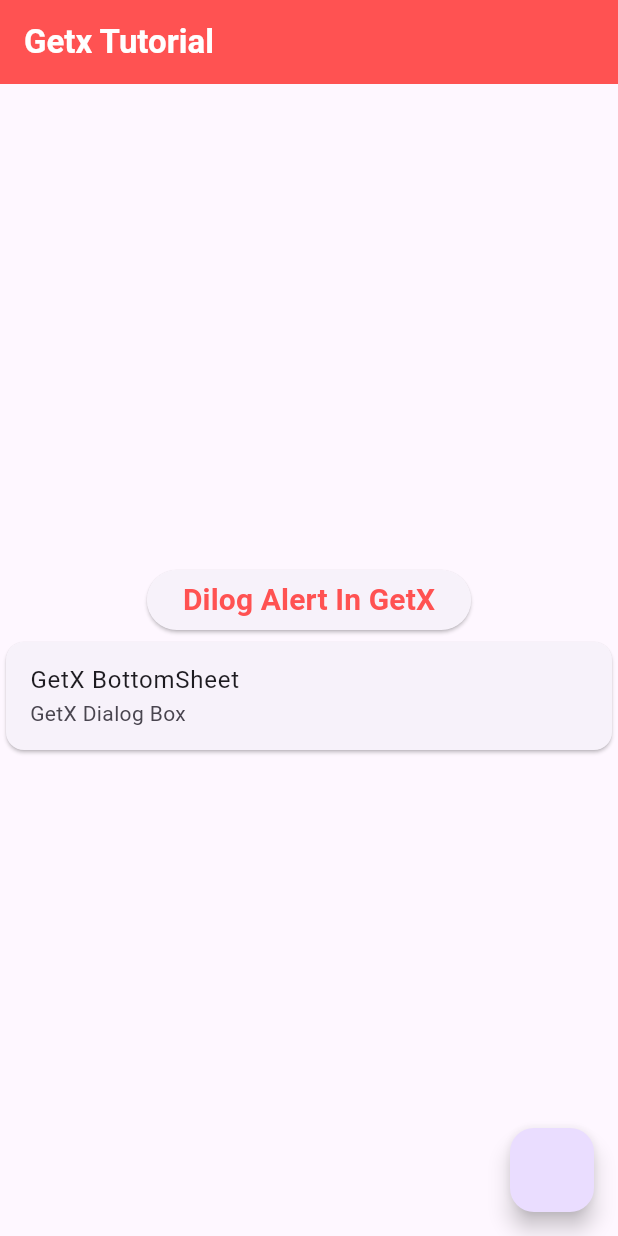
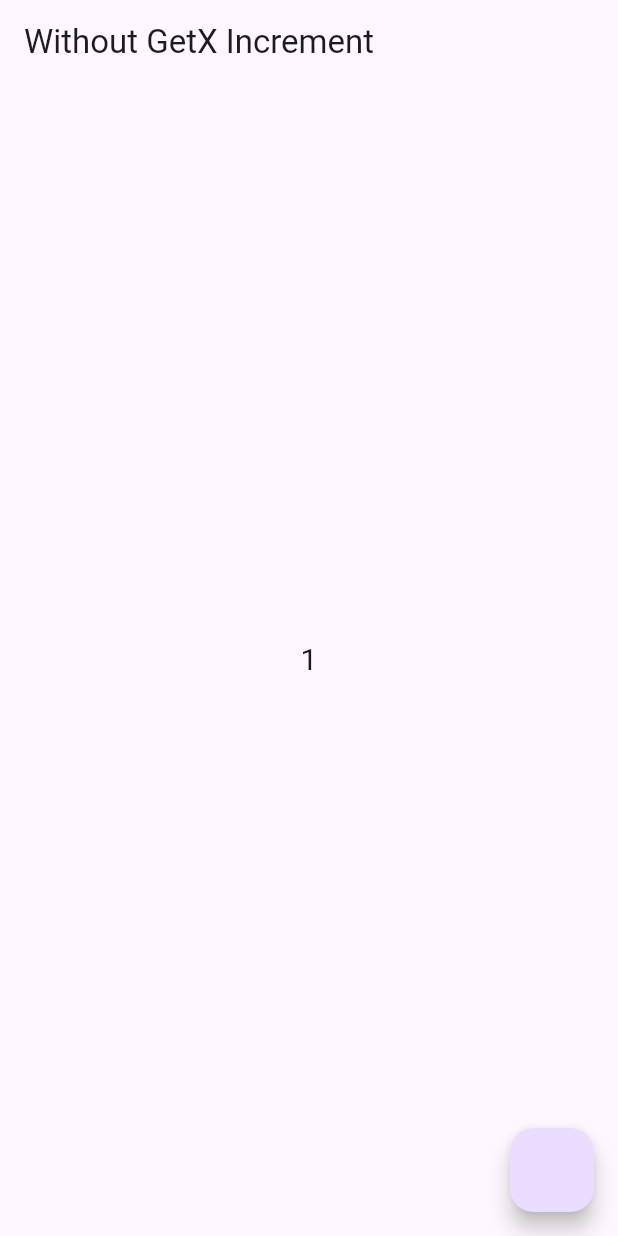
Before and after one commit to Avinash174/GETX-Practice, a Flutter app: the first screen one second after launch, on a phone screen of 412 x 824 dp. Run offline on Flutter 3.47's test engine with Material 3 defaults, Android fonts, the phone set to English and light mode, and no system bars; our stand-ins replace get.

Commit message:
new changes done

```diff
--- /dev/null
+++ b/lib/getx/without_getx.dart
@@ -0,0 +1,50 @@
+import 'dart:async';
+import 'dart:developer';
+
+import 'package:flutter/material.dart';
+
+class WithoutGetx extends StatefulWidget {
+  const WithoutGetx({super.key});
+
+  @override
+  State<WithoutGetx> createState() => _WithoutGetxState();
+}
+
+class _WithoutGetxState extends State<WithoutGetx> {
+  int a = 1;
+
+  @override
+  void initState() {
+    super.initState();
+    Timer(Duration(seconds: 1), () {
+      a++;
+      setState(() {});
+    });
+  }
+
+  @override
+  Widget build(BuildContext context) {
+    log('Build Rebuild From Here');
+    return Scaffold(
+      appBar: AppBar(
+        title: const Text(
+          'Without GetX Increment',
+        ),
+      ),
+      body: Center(
+        child: Text(
+          a.toString(),
+          style: const TextStyle(
+            fontSize: 20,
+          ),
+        ),
+      ),
+      floatingActionButton: FloatingActionButton(
+        onPressed: () {
+          a++;
+          setState(() {});
+        },
+      ),
+    );
+  }
+}
--- a/lib/main.dart
+++ b/lib/main.dart
@@ -1,5 +1,6 @@
 import 'package:flutter/material.dart';
 import 'package:get/route_manager.dart';
+import 'package:getx_practice/getx/without_getx.dart';
 import 'package:getx_practice/getx_hw.dart';
 import 'package:getx_practice/getx_local.dart';
 import 'package:getx_practice/homescreen.dart';
@@ -22,14 +23,14 @@ class MyApp extends StatelessWidget {
       darkTheme: ThemeData.dark(),
       themeMode: ThemeMode.light,
       debugShowCheckedModeBanner: false,
-      home: const HomeScreen(),
+      home: const WithoutGetx(),
       locale: Locale('en', 'US'),
       translations: Language(),
       fallbackLocale: const Locale('en', 'us'),
       getPages: [
         GetPage(
           name: '/',
-          page: () => const HomeScreen(),
+          page: () => const WithoutGetx(),
         ),
         GetPage(
           name: '/second',
```
